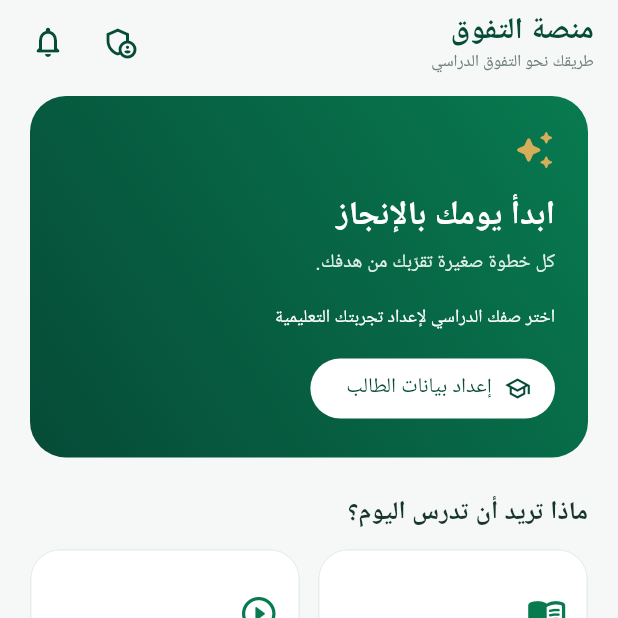
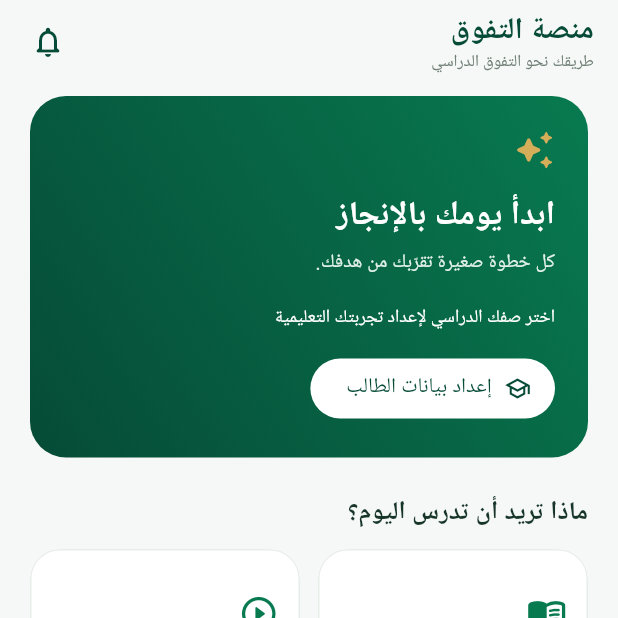
Before and after one commit to boker8968-arch/AL-TAFAWUQ, a Flutter app: the screen it shows after launch, on a phone screen of 412 x 824 dp, the top half of it. Run offline on Flutter 3.47's test engine with Material 3 defaults, Android fonts, the phone set to English and light mode, and no system bars; our stand-ins replace file_picker, sqflite; accounts and stored records are empty.

Commit message:
Separate student UI from content administration entry point

```diff
--- a/lib/features/home/presentation/home_page.dart
+++ b/lib/features/home/presentation/home_page.dart
@@ -2,18 +2,11 @@ import 'package:flutter/material.dart';
 
 import '../../../core/theme/app_theme.dart';
 import '../../student/presentation/student_setup_page.dart';
-import '../../content/presentation/content_management_page.dart';
 import '../../library/presentation/learning_library_page.dart';
 import '../../exams/presentation/exams_page.dart';
 
 class HomePage extends StatelessWidget {
   const HomePage({super.key});
-
-  void _openContentManagement(BuildContext context) {
-    Navigator.of(context).push(
-      MaterialPageRoute<void>(builder: (_) => const ContentManagementPage()),
-    );
-  }
 
   void _openLibrary(BuildContext context) {
     Navigator.of(context).push(
@@ -53,11 +46,6 @@ class HomePage extends StatelessWidget {
           ],
         ),
         actions: [
-          IconButton(
-            tooltip: 'إدارة المحتوى للمشرفين',
-            onPressed: () => _openContentManagement(context),
-            icon: const Icon(Icons.admin_panel_settings_outlined),
-          ),
           IconButton(
             tooltip: 'الإشعارات',
             onPressed: () {},
```
